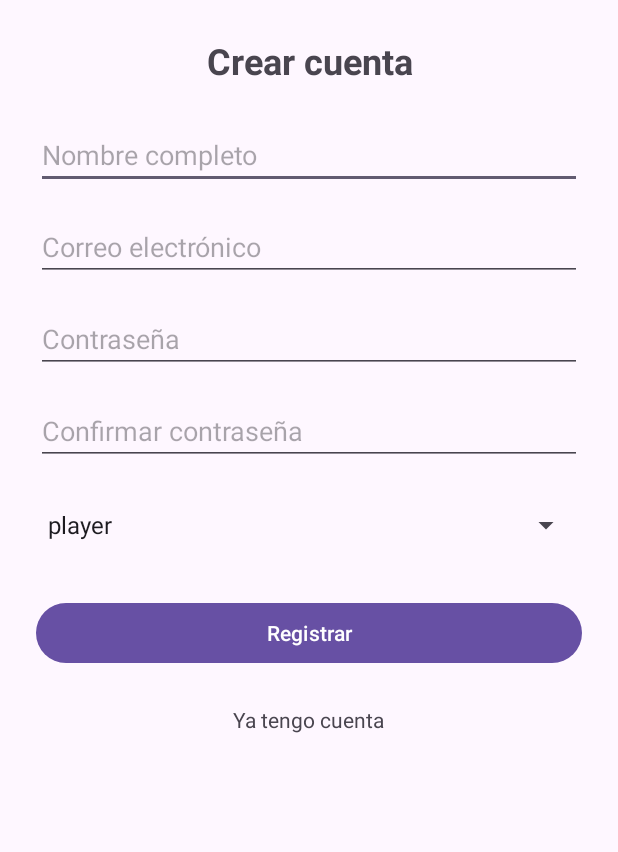
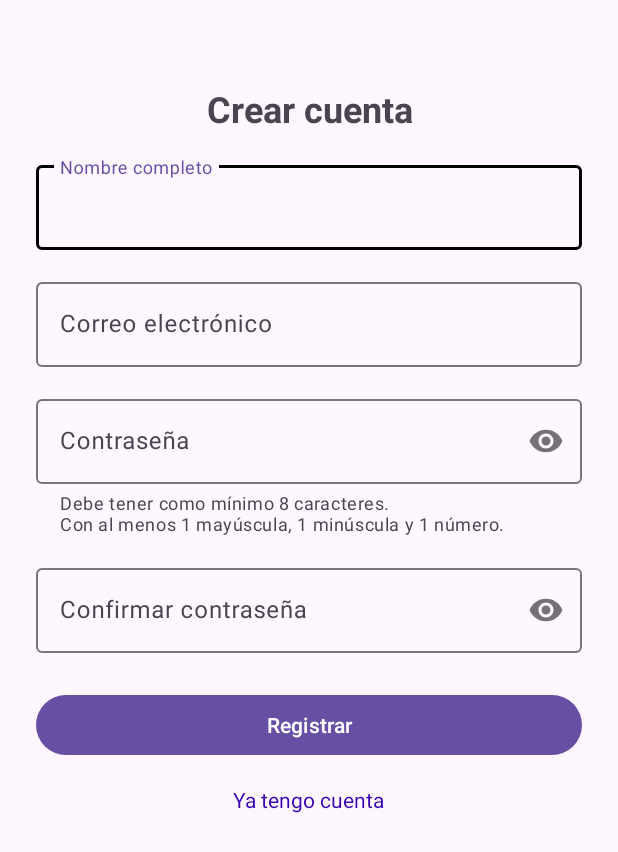
Before and after one commit to a256b/app-torneos-ajedrez, an Android app: the RegisterActivity screen opened directly, with no data from a screen before it, on a phone screen of 412 x 824 dp. Shown: the top 852 px of the screen. Run offline under Robolectric (Android 15) with nearby library versions, the phone set to English and light mode, and no system bars; our stand-ins replace Firebase (no records; nobody signed in at launch, a user with empty details on screens opened directly).

Commit message:
feat: mejorar registro de usuario con validación de email y contraseña, y optimización de la interfaz

```diff
--- a/app/src/main/java/com/example/apptorneosajedrez/ui/register/RegisterActivity.kt
+++ b/app/src/main/java/com/example/apptorneosajedrez/ui/register/RegisterActivity.kt
@@ -4,7 +4,6 @@ import android.content.Intent
 import android.os.Bundle
 import android.view.View
 import android.view.inputmethod.EditorInfo
-import android.widget.ArrayAdapter
 import android.widget.Toast
 import androidx.appcompat.app.AppCompatActivity
 import androidx.lifecycle.Observer
@@ -12,7 +11,7 @@ import androidx.lifecycle.ViewModelProvider
 import com.example.apptorneosajedrez.databinding.ActivityRegisterBinding
 import com.example.apptorneosajedrez.ui.login.LoginActivity
 
-class RegisterActivity : AppCompatActivity() {
+class RegisterActivity(val defaultUserType: String = "AFICIONADO") : AppCompatActivity() {
 
     private lateinit var binding: ActivityRegisterBinding
 
@@ -27,21 +26,10 @@ class RegisterActivity : AppCompatActivity() {
         binding = ActivityRegisterBinding.inflate(layoutInflater)
         setContentView(binding.root)
 
-        setupUserTypeSpinner()
         setupObservers()
         setupListeners()
     }
 
-    private fun setupUserTypeSpinner() {
-        // Ejemplo simple de tipos de usuario
-        val userTypes = listOf("player", "organizer", "admin")
-        val adapter = ArrayAdapter(
-            this,
-            android.R.layout.simple_spinner_dropdown_item,
-            userTypes
-        )
-        binding.userTypeSpinner.adapter = adapter
-    }
 
     private fun setupObservers() {
         registerViewModel.uiState.observe(this, Observer { state ->
@@ -53,8 +41,9 @@ class RegisterActivity : AppCompatActivity() {
 
             state.registeredUser?.let {
                 Toast.makeText(this, "Usuario registrado correctamente", Toast.LENGTH_SHORT).show()
-                // Vuelvo al login
+
                 val intent = Intent(this, LoginActivity::class.java)
+
                 intent.addFlags(Intent.FLAG_ACTIVITY_CLEAR_TOP or Intent.FLAG_ACTIVITY_NEW_TASK)
                 startActivity(intent)
                 finish()
@@ -83,17 +72,16 @@ class RegisterActivity : AppCompatActivity() {
 
     private fun performRegister() {
         val fullName = binding.fullName.text.toString().trim()
-        val email = binding.username.text.toString().trim()
+        val email = binding.email.text.toString().trim()
         val password = binding.password.text.toString()
         val confirmPassword = binding.confirmPassword.text.toString()
-        val userType = binding.userTypeSpinner.selectedItem?.toString() ?: "player"
 
         registerViewModel.register(
             fullName = fullName,
             email = email,
             password = password,
             confirmPassword = confirmPassword,
-            userType = userType
+            userType = defaultUserType
         )
     }
 }
--- a/app/src/main/res/layout/activity_register.xml
+++ b/app/src/main/res/layout/activity_register.xml
@@ -1,6 +1,5 @@
 <?xml version="1.0" encoding="utf-8"?>
-<androidx.constraintlayout.widget.ConstraintLayout
-    xmlns:android="http://schemas.android.com/apk/res/android"
+<androidx.constraintlayout.widget.ConstraintLayout xmlns:android="http://schemas.android.com/apk/res/android"
     xmlns:app="http://schemas.android.com/apk/res-auto"
     xmlns:tools="http://schemas.android.com/tools"
     android:id="@+id/main"
@@ -9,105 +8,130 @@
     android:padding="24dp"
     tools:context=".ui.register.RegisterActivity">
 
+    <!-- Nombre completo -->
     <TextView
         android:id="@+id/titleRegister"
         android:layout_width="0dp"
         android:layout_height="wrap_content"
-        android:text="Crear cuenta"
+        android:layout_marginTop="32dp"
+        android:gravity="center"
+        android:text="@string/create_account"
         android:textSize="24sp"
         android:textStyle="bold"
-        android:gravity="center"
-        app:layout_constraintTop_toTopOf="parent"
+        app:layout_constraintEnd_toEndOf="parent"
+        app:layout_constraintHorizontal_bias="0.0"
         app:layout_constraintStart_toStartOf="parent"
-        app:layout_constraintEnd_toEndOf="parent"/>
+        app:layout_constraintTop_toTopOf="parent" />
 
-    <EditText
-        android:id="@+id/fullName"
+    <com.google.android.material.textfield.TextInputLayout
+        android:id="@+id/layout_full_name"
         android:layout_width="0dp"
         android:layout_height="wrap_content"
-        android:hint="Nombre completo"
-        android:inputType="textPersonName"
-        android:imeOptions="actionNext"
+        app:boxStrokeColor="@color/black"
+        app:hintEnabled="true"
+        app:layout_constraintEnd_toEndOf="parent"
+        app:layout_constraintStart_toStartOf="parent"
         app:layout_constraintTop_toBottomOf="@id/titleRegister"
+        android:layout_marginTop="16dp">
+
+        <com.google.android.material.textfield.TextInputEditText
+            android:id="@+id/fullName"
+            android:layout_width="match_parent"
+            android:layout_height="wrap_content"
+            android:hint="@string/full_name"
+            android:inputType="textPersonName" />
+    </com.google.android.material.textfield.TextInputLayout>
+    <!-- Email -->
+    <com.google.android.material.textfield.TextInputLayout
+        android:id="@+id/layout_email"
+        android:layout_width="0dp"
+        android:layout_height="wrap_content"
+        app:layout_constraintTop_toBottomOf="@id/layout_full_name"
         app:layout_constraintStart_toStartOf="parent"
         app:layout_constraintEnd_toEndOf="parent"
-        android:layout_marginTop="24dp"/>
+        android:layout_marginTop="16dp">
 
-    <EditText
-        android:id="@+id/username"
+        <com.google.android.material.textfield.TextInputEditText
+            android:id="@+id/email"
+            android:layout_width="match_parent"
+            android:layout_height="wrap_content"
+            android:hint="@string/email"
+            android:inputType="textEmailAddress" />
+    </com.google.android.material.textfield.TextInputLayout>
+
+    <!-- Contraseña -->
+    <com.google.android.material.textfield.TextInputLayout
+        android:id="@+id/layout_password"
         android:layout_width="0dp"
         android:layout_height="wrap_content"
-        android:hint="Correo electrónico"
-        android:inputType="textEmailAddress"
-        android:imeOptions="actionNext"
-        app:layout_constraintTop_toBottomOf="@id/fullName"
+        android:layout_marginTop="16dp"
+        app:helperText="Debe tener como mínimo 8 caracteres. \nCon al menos 1 mayúscula, 1 minúscula y 1 número."
+        app:layout_constraintTop_toBottomOf="@id/layout_email"
         app:layout_constraintStart_toStartOf="parent"
         app:layout_constraintEnd_toEndOf="parent"
-        android:layout_marginTop="16dp"/>
+        app:passwordToggleEnabled="true">
 
-    <EditText
-        android:id="@+id/password"
+        <com.google.android.material.textfield.TextInputEditText
+            android:id="@+id/password"
+            android:layout_width="match_parent"
+            android:layout_height="wrap_content"
+            android:hint="@string/password"
+            android:inputType="textPassword" />
+    </com.google.android.material.textfield.TextInputLayout>
+
+    <!-- Confirmación de contraseña -->
+    <com.google.android.material.textfield.TextInputLayout
+        android:id="@+id/layout_confirm_password"
         android:layout_width="0dp"
         android:layout_height="wrap_content"
-        android:hint="Contraseña"
-        android:inputType="textPassword"
-        android:imeOptions="actionNext"
-        app:layout_constraintTop_toBottomOf="@id/username"
+        android:layout_marginTop="16dp"
+        app:layout_constraintTop_toBottomOf="@id/layout_password"
         app:layout_constraintStart_toStartOf="parent"
         app:layout_constraintEnd_toEndOf="parent"
-        android:layout_marginTop="16dp"/>
+        app:passwordToggleEnabled="true">
 
-    <EditText
-        android:id="@+id/confirmPassword"
-        android:layout_width="0dp"
-        android:layout_height="wrap_content"
-        android:hint="Confirmar contraseña"
-        android:inputType="textPassword"
-        android:imeOptions="actionDone"
-        app:layout_constraintTop_toBottomOf="@id/password"
-        app:layout_constraintStart_toStartOf="parent"
-        app:layout_constraintEnd_toEndOf="parent"
-        android:layout_marginTop="16dp"/>
+        <com.google.android.material.textfield.TextInputEditText
+            android:id="@+id/confirmPassword"
+            android:layout_width="match_parent"
+            android:layout_height="wrap_content"
+            android:hint="@string/password_confirm"
+            android:inputType="textPassword" />
+    </com.google.android.material.textfield.TextInputLayout>
 
-    <Spinner
-        android:id="@+id/userTypeSpinner"
-        android:layout_width="0dp"
-        android:layout_height="wrap_content"
-        app:layout_constraintTop_toBottomOf="@id/confirmPassword"
-        app:layout_constraintStart_toStartOf="parent"
-        app:layout_constraintEnd_toEndOf="parent"
-        android:layout_marginTop="16dp"/>
-
-    <ProgressBar
-        android:id="@+id/loading"
-        style="?android:attr/progressBarStyleLarge"
-        android:layout_width="48dp"
-        android:layout_height="48dp"
-        android:visibility="gone"
-        app:layout_constraintTop_toBottomOf="@id/userTypeSpinner"
-        app:layout_constraintStart_toStartOf="parent"
-        app:layout_constraintEnd_toEndOf="parent"
-        android:layout_marginTop="16dp"/>
-
+    <!-- Botón Registrar -->
     <Button
         android:id="@+id/btnRegister"
         android:layout_width="0dp"
         android:layout_height="wrap_content"
-        android:text="Registrar"
-        app:layout_constraintTop_toBottomOf="@id/loading"
+        android:text="@string/action_register"
+        android:layout_marginTop="24dp"
+        app:layout_constraintTop_toBottomOf="@id/layout_confirm_password"
         app:layout_constraintStart_toStartOf="parent"
-        app:layout_constraintEnd_toEndOf="parent"
-        android:layout_marginTop="24dp"/>
+        app:layout_constraintEnd_toEndOf="parent" />
+
+    <!-- Ir al login -->
 
     <TextView
         android:id="@+id/haveAccount"
         android:layout_width="wrap_content"
         android:layout_height="wrap_content"
-        android:text="Ya tengo cuenta"
-        android:textSize="14sp"
-        app:layout_constraintTop_toBottomOf="@id/btnRegister"
+        android:layout_marginTop="16dp"
+        android:text="@string/already_have_account"
+        android:textColor="@color/purple_700"
+        app:layout_constraintEnd_toEndOf="parent"
         app:layout_constraintStart_toStartOf="parent"
-        app:layout_constraintEnd_toEndOf="parent"
-        android:layout_marginTop="24dp"/>
+        app:layout_constraintTop_toBottomOf="@+id/btnRegister" />
+
+    <ProgressBar
+        android:id="@+id/loading"
+        style="?android:attr/progressBarStyleLarge"
+        android:layout_width="10dp"
+        android:layout_height="46dp"
+        android:layout_marginTop="16dp"
+        android:visibility="gone"
+        app:layout_constraintBottom_toBottomOf="parent"
+        app:layout_constraintEnd_toEndOf="@+id/haveAccount"
+        app:layout_constraintStart_toStartOf="@+id/haveAccount"
+        app:layout_constraintTop_toBottomOf="@id/haveAccount" />
 
 </androidx.constraintlayout.widget.ConstraintLayout>
--- a/app/src/main/res/values/strings.xml
+++ b/app/src/main/res/values/strings.xml
@@ -18,8 +18,8 @@
     <string name="estrella">Estrella</string>
     <string name="filtro">Filtro</string>
     <string name="title_activity_login">Torneos de Ajedrez</string>
-    <string name="prompt_email">Correo electrónico</string>
-    <string name="prompt_password">Contraseña</string>
+    <string name="email">Correo electrónico</string>
+    <string name="password">Contraseña</string>
     <string name="action_sign_in">Ingresar o registrarse</string>
     <string name="action_sign_in_short">Ingresar</string>
     <string name="welcome">"¡Bienvenido!"</string>
@@ -31,6 +31,7 @@
     <string name="password_confirm">Confirmar contraseña</string>
     <string name="already_have_account">Ya tengo cuenta</string>
     <string name="action_register">Registrar</string>
+    <string name="create_account">Crear cuenta</string>
 
     <string name="invalid_full_name">Ingrese nombre completo</string>
     <string name="invalid_email">Correo inválido</string>
```
Also changed, not shown: app/src/main/java/com/example/apptorneosajedrez/ui/register/RegisterViewModel.kt (+26 -0 lines), app/src/main/res/layout/activity_login.xml (+46 -30 lines).
